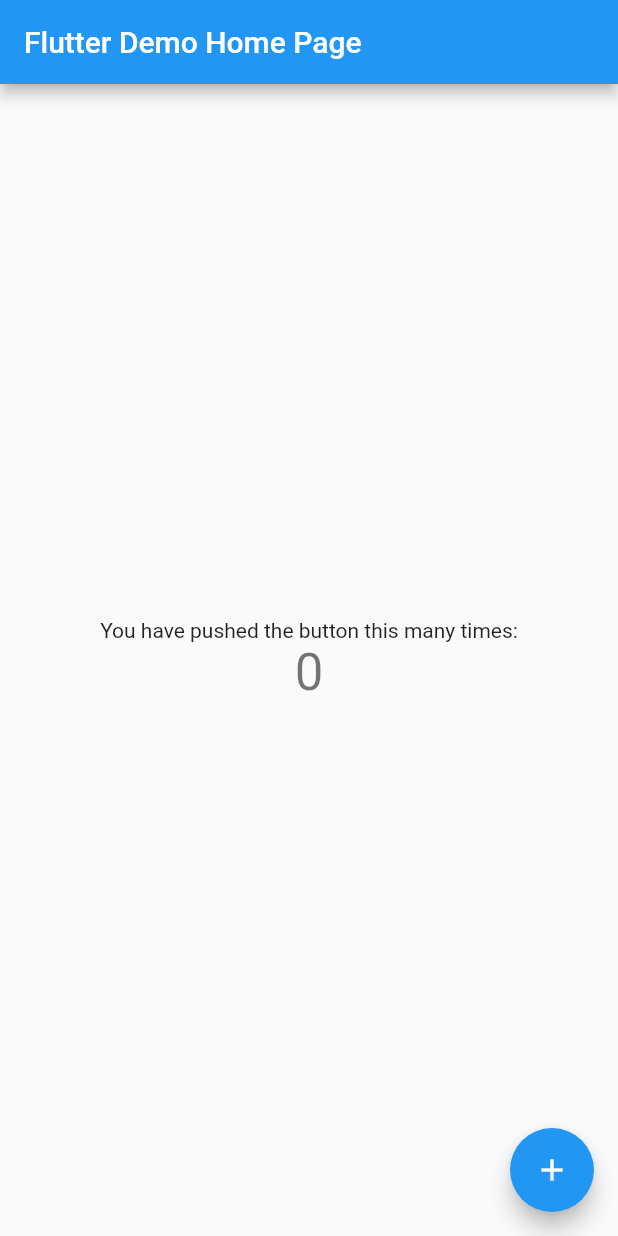
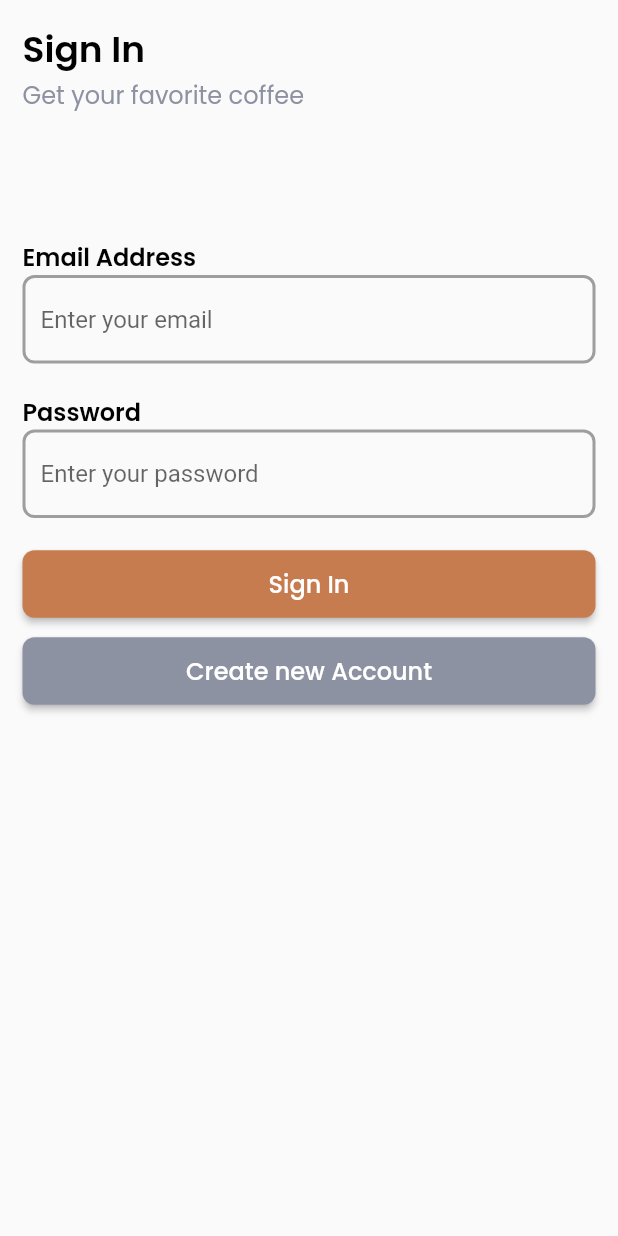
Before and after one commit to Angger-Raka/Coffe_Shop, a Flutter app: the screen it shows after launch, on a phone screen of 412 x 824 dp. Run offline on Flutter 3.47's test engine with Material 2 defaults, Android fonts, the light colour scheme and no system bars; our stand-ins replace google_fonts.

Commit message:
Slicing Sign In

```diff
--- /dev/null
+++ b/lib/helper/custom_button.dart
@@ -0,0 +1,35 @@
+import 'package:flutter/material.dart';
+
+import '../theme.dart';
+
+class CustomButton extends StatelessWidget {
+  const CustomButton({
+    super.key,
+    required this.onPressed,
+    required this.text,
+    required this.backgroundColor,
+  });
+
+  final String text;
+  final VoidCallback onPressed;
+  final Color backgroundColor;
+
+  @override
+  Widget build(BuildContext context) {
+    return ElevatedButton(
+      style: ButtonStyle(
+        minimumSize:
+            MaterialStateProperty.all<Size>(const Size(double.infinity, 45)),
+        backgroundColor: MaterialStateProperty.all(backgroundColor),
+        foregroundColor: MaterialStateProperty.all<Color>(Colors.white),
+        shape: MaterialStateProperty.all<RoundedRectangleBorder>(
+          RoundedRectangleBorder(
+            borderRadius: BorderRadius.circular(8.0),
+          ),
+        ),
+      ),
+      onPressed: onPressed,
+      child: Text(text, style: primarybuttonTextStyle.copyWith(fontSize: 16)),
+    );
+  }
+}
--- a/lib/main.dart
+++ b/lib/main.dart
@@ -1,4 +1,8 @@
+import 'package:coffe_shope/routes.dart';
 import 'package:flutter/material.dart';
+
+import 'screen/signin/siginin_screen.dart';
+// import 'screen/splash/splash_screen.dart';
 
 void main() {
   runApp(const MyApp());
@@ -7,109 +11,16 @@
 class MyApp extends StatelessWidget {
   const MyApp({super.key});
 
-  // This widget is the root of your application.
   @override
   Widget build(BuildContext context) {
     return MaterialApp(
+      debugShowCheckedModeBanner: false,
       title: 'Flutter Demo',
       theme: ThemeData(
-        // This is the theme of your application.
-        //
-        // Try running your application with "flutter run". You'll see the
-        // application has a blue toolbar. Then, without quitting the app, try
-        // changing the primarySwatch below to Colors.green and then invoke
-        // "hot reload" (press "r" in the console where you ran "flutter run",
-        // or simply save your changes to "hot reload" in a Flutter IDE).
-        // Notice that the counter didn't reset back to zero; the application
-        // is not restarted.
         primarySwatch: Colors.blue,
       ),
-      home: const MyHomePage(title: 'Flutter Demo Home Page'),
+      routes: routes,
+      initialRoute: SignInScreen.routeNamed,
     );
   }
 }
-
-class MyHomePage extends StatefulWidget {
-  const MyHomePage({super.key, required this.title});
-
-  // This widget is the home page of your application. It is stateful, meaning
-  // that it has a State object (defined below) that contains fields that affect
-  // how it looks.
-
-  // This class is the configuration for the state. It holds the values (in this
-  // case the title) provided by the parent (in this case the App widget) and
-  // used by the build method of the State. Fields in a Widget subclass are
-  // always marked "final".
-
-  final String title;
-
-  @override
-  State<MyHomePage> createState() => _MyHomePageState();
-}
-
-class _MyHomePageState extends State<MyHomePage> {
-  int _counter = 0;
-
-  void _incrementCounter() {
-    setState(() {
-      // This call to setState tells the Flutter framework that something has
-      // changed in this State, which causes it to rerun the build method below
-      // so that the display can reflect the updated values. If we changed
-      // _counter without calling setState(), then the build method would not be
-      // called again, and so nothing would appear to happen.
-      _counter++;
-    });
-  }
-
-  @override
-  Widget build(BuildContext context) {
-    // This method is rerun every time setState is called, for instance as done
-    // by the _incrementCounter method above.
-    //
-    // The Flutter framework has been optimized to make rerunning build methods
-    // fast, so that you can just rebuild anything that needs updating rather
-    // than having to individually change instances of widgets.
-    return Scaffold(
-      appBar: AppBar(
-        // Here we take the value from the MyHomePage object that was created by
-        // the App.build method, and use it to set our appbar title.
-        title: Text(widget.title),
-      ),
-      body: Center(
-        // Center is a layout widget. It takes a single child and positions it
-        // in the middle of the parent.
-        child: Column(
-          // Column is also a layout widget. It takes a list of children and
-          // arranges them vertically. By default, it sizes itself to fit its
-          // children horizontally, and tries to be as tall as its parent.
-          //
-          // Invoke "debug painting" (press "p" in the console, choose the
-          // "Toggle Debug Paint" action from the Flutter Inspector in Android
-          // Studio, or the "Toggle Debug Paint" command in Visual Studio Code)
-          // to see the wireframe for each widget.
-          //
-          // Column has various properties to control how it sizes itself and
-          // how it positions its children. Here we use mainAxisAlignment to
-          // center the children vertically; the main axis here is the vertical
-          // axis because Columns are vertical (the cross axis would be
-          // horizontal).
-          mainAxisAlignment: MainAxisAlignment.center,
-          children: <Widget>[
-            const Text(
-              'You have pushed the button this many times:',
-            ),
-            Text(
-              '$_counter',
-              style: Theme.of(context).textTheme.headlineMedium,
-            ),
-          ],
-        ),
-      ),
-      floatingActionButton: FloatingActionButton(
-        onPressed: _incrementCounter,
-        tooltip: 'Increment',
-        child: const Icon(Icons.add),
-      ), // This trailing comma makes auto-formatting nicer for build methods.
-    );
-  }
-}
--- a/lib/routes.dart
+++ b/lib/routes.dart
@@ -0,0 +1,9 @@
+import 'package:flutter/material.dart';
+
+import 'screen/signin/siginin_screen.dart';
+import 'screen/splash/splash_screen.dart';
+
+final Map<String, WidgetBuilder> routes = {
+  SplashScreen.routeNamed: (context) => const SplashScreen(),
+  SignInScreen.routeNamed: (context) => const SignInScreen(),
+};
--- /dev/null
+++ b/lib/screen/signin/components/body.dart
@@ -0,0 +1,49 @@
+import 'package:coffe_shope/theme.dart';
+import 'package:flutter/material.dart';
+
+import 'form.dart';
+
+class Body extends StatelessWidget {
+  const Body({super.key});
+
+  @override
+  Widget build(BuildContext context) {
+    return Padding(
+      padding: const EdgeInsets.all(15.0),
+      child: SafeArea(
+        child: Column(
+          crossAxisAlignment: CrossAxisAlignment.start,
+          children: [
+            Expanded(
+              flex: 2,
+              child: Column(
+                crossAxisAlignment: CrossAxisAlignment.start,
+                children: [
+                  Text(
+                    "Sign In",
+                    style: primaryTextStyle.copyWith(
+                      fontSize: 24,
+                      fontWeight: semiBold,
+                    ),
+                  ),
+                  Text(
+                    "Get your favorite coffee",
+                    style: secondaryTextStyle.copyWith(
+                      fontSize: 16,
+                      fontWeight: regular,
+                    ),
+                  ),
+                ],
+              ),
+            ),
+            Expanded(
+              flex: 8,
+              child: SizedBox(child: FormSignIn()),
+            ),
+            const Spacer()
+          ],
+        ),
+      ),
+    );
+  }
+}
--- /dev/null
+++ b/lib/screen/signin/components/form.dart
@@ -0,0 +1,91 @@
+import 'package:coffe_shope/helper/custom_button.dart';
+import 'package:coffe_shope/theme.dart';
+import 'package:flutter/material.dart';
+
+class FormSignIn extends StatelessWidget {
+  FormSignIn({super.key});
+
+  final GlobalKey<FormState> _formKey = GlobalKey<FormState>();
+
+  @override
+  Widget build(BuildContext context) {
+    return Form(
+      key: _formKey,
+      child: Column(
+        mainAxisAlignment: MainAxisAlignment.start,
+        crossAxisAlignment: CrossAxisAlignment.start,
+        children: [
+          Text(
+            "Email Address",
+            style: primaryTextStyle.copyWith(
+              fontSize: 16,
+              fontWeight: semiBold,
+            ),
+          ),
+          TextFormField(
+            decoration: const InputDecoration(
+              hintText: 'Enter your email',
+              border: OutlineInputBorder(
+                borderRadius: BorderRadius.all(Radius.circular(8.0)),
+              ),
+              enabledBorder: OutlineInputBorder(
+                borderSide: BorderSide(
+                  color: Colors.grey,
+                  width: 2.0,
+                ),
+                borderRadius: BorderRadius.all(Radius.circular(8.0)),
+              ),
+            ),
+            validator: (String? value) {
+              if (value!.isEmpty) {
+                return 'Please enter some text';
+              }
+              return null;
+            },
+          ),
+          const SizedBox(height: 20),
+          Text(
+            "Password",
+            style: primaryTextStyle.copyWith(
+              fontSize: 16,
+              fontWeight: semiBold,
+            ),
+          ),
+          TextFormField(
+            decoration: const InputDecoration(
+              hintText: 'Enter your password',
+              border: OutlineInputBorder(
+                borderRadius: BorderRadius.all(Radius.circular(8.0)),
+              ),
+              enabledBorder: OutlineInputBorder(
+                borderSide: BorderSide(
+                  color: Colors.grey,
+                  width: 2.0,
+                ),
+                borderRadius: BorderRadius.all(Radius.circular(8.0)),
+              ),
+            ),
+            validator: (String? value) {
+              if (value!.isEmpty) {
+                return 'Please enter some text';
+              }
+              return null;
+            },
+          ),
+          const SizedBox(height: 20),
+          CustomButton(
+            onPressed: () {},
+            text: "Sign In",
+            backgroundColor: primaryColorButton,
+          ),
+          const SizedBox(height: 10),
+          CustomButton(
+            onPressed: () {},
+            text: "Create new Account",
+            backgroundColor: secondaryColorButton,
+          ),
+        ],
+      ),
+    );
+  }
+}
--- /dev/null
+++ b/lib/screen/signin/siginin_screen.dart
@@ -0,0 +1,16 @@
+import 'package:flutter/material.dart';
+
+import 'components/Body.dart';
+
+class SignInScreen extends StatelessWidget {
+  const SignInScreen({super.key});
+
+  static String routeNamed = '/sign_in';
+
+  @override
+  Widget build(BuildContext context) {
+    return const Scaffold(
+      body: Body(),
+    );
+  }
+}
--- /dev/null
+++ b/lib/screen/splash/components/body.dart
@@ -0,0 +1,21 @@
+import 'package:flutter/material.dart';
+
+class Body extends StatelessWidget {
+  const Body({super.key});
+
+  @override
+  Widget build(BuildContext context) {
+    return Column(
+      children: [
+        Expanded(
+          child: Center(
+            child: Image.asset(
+              'assets/images/Logo.png',
+              fit: BoxFit.cover,
+            ),
+          ),
+        ),
+      ],
+    );
+  }
+}
--- /dev/null
+++ b/lib/screen/splash/splash_screen.dart
@@ -0,0 +1,16 @@
+import 'package:flutter/material.dart';
+
+import 'components/Body.dart';
+
+class SplashScreen extends StatelessWidget {
+  const SplashScreen({super.key});
+
+  static String routeNamed = "/splash";
+
+  @override
+  Widget build(BuildContext context) {
+    return const Scaffold(
+      body: Body(),
+    );
+  }
+}
--- a/lib/theme.dart
+++ b/lib/theme.dart
@@ -0,0 +1,31 @@
+import 'package:flutter/material.dart';
+import 'package:google_fonts/google_fonts.dart';
+
+Color primaryColorBackground = const Color(0xFFF5F5F5);
+Color secondaryColorBackground = const Color(0xFF131313);
+
+Color primaryColorText = const Color(0xFF020202);
+Color secondaryColorText = const Color(0xFF8D92A3);
+Color tertiaryColorText = const Color(0xFFC67C4E);
+Color quaternaryColorText = const Color(0xFFFFFFFF);
+
+Color primaryColorButton = const Color(0xFFC67C4E);
+Color secondaryColorButton = const Color(0xFF8D92A3);
+
+TextStyle primaryTextStyle = GoogleFonts.poppins(
+  color: primaryColorText,
+);
+
+TextStyle secondaryTextStyle = GoogleFonts.poppins(
+  color: secondaryColorText,
+);
+
+TextStyle primarybuttonTextStyle = GoogleFonts.poppins(
+  color: quaternaryColorText,
+);
+
+FontWeight light = FontWeight.w300;
+FontWeight regular = FontWeight.w400;
+FontWeight medium = FontWeight.w500;
+FontWeight semiBold = FontWeight.w600;
+FontWeight bold = FontWeight.w700;
```
Also changed, not shown: pubspec.yaml (+5 -6 lines), assets/images/Logo.png (added), pubspec.lock, 1 other file.
